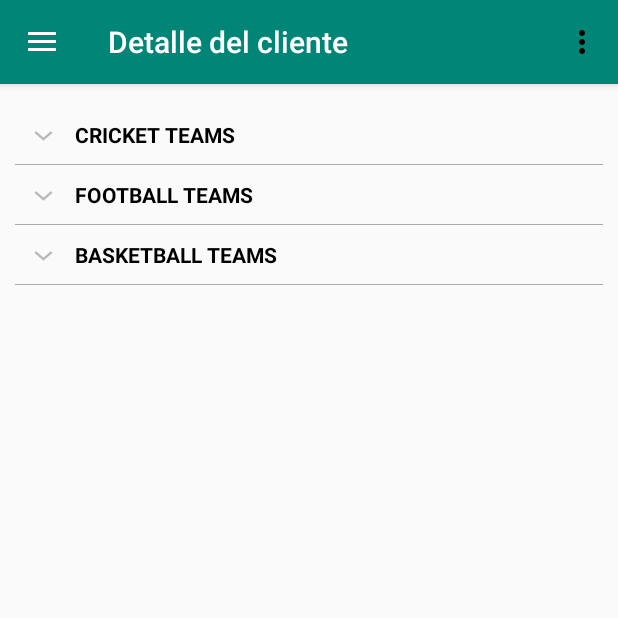
After one commit to git-developers/koketa-android, an Android app: the ClientDetailActivity screen opened directly, with no data from a screen before it, on a phone screen of 412 x 824 dp, the top half of it. The commit adds this screen. Run offline under Robolectric (Android 15) with nearby library versions, the phone set to English and light mode, and no system bars; our stand-ins replace ButterKnife.

Commit message:
Tianos said -> modifications made on: 2019-08-24 . 12:06:41

```diff
--- a/app/src/main/AndroidManifest.xml
+++ b/app/src/main/AndroidManifest.xml
@@ -36,6 +36,10 @@
             android:theme="@style/AppTheme.NoActionBar"
             android:screenOrientation="portrait" />
         <activity
+            android:name=".ui.activity.ClientDetailActivity"
+            android:theme="@style/AppTheme.NoActionBar"
+            android:screenOrientation="portrait" />
+        <activity
             android:name=".ui.activity.LoginActivity"
             android:theme="@style/AppTheme.NoActionBar"
             android:screenOrientation="portrait" />
--- a/app/src/main/java/com/tianos/koketa/ui/activity/BaseActivity.java
+++ b/app/src/main/java/com/tianos/koketa/ui/activity/BaseActivity.java
@@ -42,12 +42,6 @@ public class BaseActivity extends AppCompatActivity implements InterfaceKoketa,
     protected void onCreate(Bundle savedInstanceState) {
         super.onCreate(savedInstanceState);
         super.setContentView(R.layout.activity_main);
-
-//        initToolBar();
-
-//        toolbar = findViewById(R.id.toolbar);
-//        setSupportActionBar(toolbar);
-
 
     }
 
--- /dev/null
+++ b/app/src/main/java/com/tianos/koketa/ui/activity/ClientDetailActivity.java
@@ -0,0 +1,248 @@
+package com.tianos.koketa.ui.activity;
+
+import android.os.Bundle;
+import android.view.View;
+import android.widget.ExpandableListAdapter;
+import android.widget.ExpandableListView;
+import android.widget.Toast;
+
+import androidx.recyclerview.widget.LinearLayoutManager;
+import androidx.recyclerview.widget.RecyclerView;
+
+import com.tianos.koketa.R;
+import com.tianos.koketa.entity.Client;
+import com.tianos.koketa.ui.adapter.ClientAdapter;
+import com.tianos.koketa.ui.adapter.CustomExpandableListAdapter;
+import com.tianos.koketa.ui.interfaceKoketa.InterfaceKoketa2;
+
+import java.util.ArrayList;
+import java.util.HashMap;
+import java.util.List;
+
+import butterknife.BindView;
+
+public class ClientDetailActivity extends BaseActivity implements InterfaceKoketa2 {
+
+    ExpandableListView expandableListView;
+    ExpandableListAdapter expandableListAdapter;
+    List<String> expandableListTitle;
+    HashMap<String, List<String>> expandableListDetail;
+
+    @Override
+    protected void onCreate(Bundle savedInstanceState) {
+        super.onCreate(savedInstanceState);
+        setContentView(R.layout.activity_client_detail);
+
+        initSetup();
+        initToolBar();
+        initData();
+        navigationDrawer();
+
+
+
+
+
+        expandableListView = (ExpandableListView) findViewById(R.id.expandableListView);
+        expandableListDetail = getData();
+        expandableListTitle = new ArrayList<String>(expandableListDetail.keySet());
+        expandableListAdapter = new CustomExpandableListAdapter(this, expandableListTitle, expandableListDetail);
+        expandableListView.setAdapter(expandableListAdapter);
+        expandableListView.setOnGroupExpandListener(new ExpandableListView.OnGroupExpandListener() {
+
+            @Override
+            public void onGroupExpand(int groupPosition) {
+                Toast.makeText(getApplicationContext(),
+                        expandableListTitle.get(groupPosition) + " List Expanded.",
+                        Toast.LENGTH_SHORT).show();
+            }
+        });
+
+        expandableListView.setOnGroupCollapseListener(new ExpandableListView.OnGroupCollapseListener() {
+
+            @Override
+            public void onGroupCollapse(int groupPosition) {
+                Toast.makeText(getApplicationContext(),
+                        expandableListTitle.get(groupPosition) + " List Collapsed.",
+                        Toast.LENGTH_SHORT).show();
+
+            }
+        });
+
+        expandableListView.setOnChildClickListener(new ExpandableListView.OnChildClickListener() {
+            @Override
+            public boolean onChildClick(ExpandableListView parent, View v,
+                                        int groupPosition, int childPosition, long id) {
+                Toast.makeText(
+                        getApplicationContext(),
+                        expandableListTitle.get(groupPosition)
+                                + " -> "
+                                + expandableListDetail.get(
+                                expandableListTitle.get(groupPosition)).get(
+                                childPosition), Toast.LENGTH_SHORT
+                ).show();
+                return false;
+            }
+        });
+
+
+
+
+
+
+    }
+
+
+
+
+    public static HashMap<String, List<String>> getData() {
+        HashMap<String, List<String>> expandableListDetail = new HashMap<String, List<String>>();
+
+        List<String> cricket = new ArrayList<String>();
+        cricket.add("India");
+        cricket.add("Pakistan");
+        cricket.add("Australia");
+        cricket.add("England");
+        cricket.add("South Africa");
+
+        List<String> football = new ArrayList<String>();
+        football.add("Brazil");
+        football.add("Spain");
+        football.add("Germany");
+        football.add("Netherlands");
+        football.add("Italy");
+
+        List<String> basketball = new ArrayList<String>();
+        basketball.add("United States");
+        basketball.add("Spain");
+        basketball.add("Argentina");
+        basketball.add("France");
+        basketball.add("Russia");
+
+        expandableListDetail.put("CRICKET TEAMS", cricket);
+        expandableListDetail.put("FOOTBALL TEAMS", football);
+        expandableListDetail.put("BASKETBALL TEAMS", basketball);
+        return expandableListDetail;
+    }
+
+
+
+
+
+
+
+
+
+
+
+
+    @Override
+    public void initSetup() {
+        super.initSetup();
+
+    }
+
+    @Override
+    public void initToolBar() {
+        super.initToolBar();
+
+        toolbar.setTitle(R.string.clients_detail);
+        setSupportActionBar(toolbar);
+    }
+
+    @Override
+    public void initData() {
+
+
+
+
+        /*
+        hideMainLinearLayout();
+        Util.progressDialogShow(Detail1Activity.this, getString(R.string.processing));
+
+        Client user = PreferencesManager.getInstance(Detail1Activity.this).realmGetUser();
+
+        JsonObject json = new JsonObject();
+        json.addProperty(Constant.JSON_SESSION, user.getSession());
+        json.addProperty(Constant.JSON_NIVEL, user.getNivel());
+        json.addProperty(Constant.JSON_ORIGEN, user.getOrigen());
+        json.addProperty(Constant.JSON_PANEL, breadcrumb.getPanel());
+        json.addProperty(Constant.JSON_USER_CODE, breadcrumb.getUserCode());
+        json.addProperty(Constant.JSON_ID, Util.getUniqueID(Detail1Activity.this));
+
+        IntralotApplication.getInstance().getServices().avanceDelMesDetail1(json).
+        enqueue(new CustomCallback<ResponseWeb>(Detail1Activity.this){
+            @Override
+            public void onResponse(retrofit2.Call<ResponseWeb> call, Response<ResponseWeb> response) {
+                super.onResponse(call, response);
+
+                Util.progressDialogHide();
+                ResponseWeb responseWeb = response.body();
+
+                if (response.code() != 200 || !responseWeb.getStatus()) {
+                    Util.showDialog(
+                        Detail1Activity.this,
+                        getString(R.string.no_data),
+                        getString(R.string.close),
+                        new DialogInterface.OnClickListener() {
+                            @Override
+                            public void onClick(DialogInterface dialog, int which) {
+                                finish();
+                            }
+                        });
+                    return;
+                }
+
+                Procedure procedure = responseWeb.getAvanceDelMes();
+
+                if (procedure.getItem() == null) {
+                    showNoDataLayout();
+                    return;
+                }
+
+                showMainLinearLayout();
+                procedure.parseTable();
+                procedure.parseHeaderFooter();
+                procedure.parseTableDB();
+                procedure.parseHeaderFooterDB();
+
+                tvUserName.setText(breadcrumb.getUserName());
+                tvAyuda.setText(procedure.getAyuda());
+
+
+                RealmList<RealmString> header = procedure.getHeaderDB();
+                //tvHeader1.setText(Util.data(header, 0) + " y " + Util.data(header, 1));
+                tvHeader1.setText(Util.data(header, 1));
+                tvHeader2.setText(Util.data(header, 3));
+                tvHeader3.setText(Util.data(header, 4));
+                tvHeader4.setText(Util.data(header, 5));
+
+
+                BodyDetail1Adapter bodyAdapter = new BodyDetail1Adapter(Detail1Activity.this, procedure);
+                recyclerView.setAdapter(bodyAdapter);
+
+
+                RealmList<RealmString> footer = procedure.getFooterDB();
+                tvFooter1.setText(Util.data(footer, 0));
+                tvFooter2.setText(Util.data(footer, 1));
+                tvFooter3.setText(Util.data(footer, 2));
+                tvFooter4.setText(Util.data(footer, 3));
+
+
+                Drawable img = getBaseContext().getResources().getDrawable(R.drawable.ic_monetization_on_black_24dp);
+                img.setBounds(0, 0, 25, 25);
+                tvFooter1.setCompoundDrawables(img, null, null, null);
+                tvFooter1.setGravity(Gravity.CENTER);
+                //tvFooter1.setCompoundDrawablePadding(30);
+            }
+
+            @Override
+            public void onFailure(Call<ResponseWeb> call, Throwable t) {
+                super.onFailure(call, t);
+                showNoDataLayout();
+                Util.progressDialogHide();
+            }
+        });
+        */
+    }
+
+}
--- a/app/src/main/java/com/tianos/koketa/ui/activity/ProfileActivity.java
+++ b/app/src/main/java/com/tianos/koketa/ui/activity/ProfileActivity.java
@@ -1,7 +1,5 @@
 package com.tianos.koketa.ui.activity;
 
-import android.content.DialogInterface;
-import android.content.Intent;
 import android.os.Bundle;
 import android.view.View;
 import android.widget.ImageView;
@@ -10,13 +8,11 @@ import android.widget.RelativeLayout;
 import android.widget.TextView;
 
 import com.google.android.material.floatingactionbutton.FloatingActionButton;
-import com.google.android.material.snackbar.Snackbar;
 import com.tianos.koketa.R;
 import com.tianos.koketa.ui.interfaceKoketa.InterfaceKoketa;
 import com.tianos.koketa.util.dialog.DialogFragment;
 
 import butterknife.BindView;
-import butterknife.ButterKnife;
 
 
 public class ProfileActivity extends BaseActivity implements InterfaceKoketa {
@@ -89,7 +85,7 @@ public class ProfileActivity extends BaseActivity implements InterfaceKoketa {
         fab.setOnClickListener(new View.OnClickListener() {
             @Override
             public void onClick(View view) {
-                DialogFragment.dialog2(ProfileActivity.this);
+                DialogFragment.dialogChangePassword(ProfileActivity.this);
             }
         });
     }
--- /dev/null
+++ b/app/src/main/java/com/tianos/koketa/ui/adapter/CustomExpandableListAdapter.java
@@ -0,0 +1,104 @@
+package com.tianos.koketa.ui.adapter;
+
+import java.util.HashMap;
+import java.util.List;
+import android.content.Context;
+import android.graphics.Typeface;
+import android.view.LayoutInflater;
+import android.view.View;
+import android.view.ViewGroup;
+import android.widget.BaseExpandableListAdapter;
+import android.widget.TextView;
+
+import com.tianos.koketa.R;
+
+public class CustomExpandableListAdapter extends BaseExpandableListAdapter {
+
+    private Context context;
+    private List<String> expandableListTitle;
+    private HashMap<String, List<String>> expandableListDetail;
+
+    public CustomExpandableListAdapter(Context context, List<String> expandableListTitle,
+                                       HashMap<String, List<String>> expandableListDetail) {
+        this.context = context;
+        this.expandableListTitle = expandableListTitle;
+        this.expandableListDetail = expandableListDetail;
+    }
+
+    @Override
+    public Object getChild(int listPosition, int expandedListPosition) {
+        return this.expandableListDetail.get(this.expandableListTitle.get(listPosition))
+                .get(expandedListPosition);
+    }
+
+    @Override
+    public long getChildId(int listPosition, int expandedListPosition) {
+        return expandedListPosition;
+    }
+
+    @Override
+    public View getChildView(int listPosition, final int expandedListPosition,
+                             boolean isLastChild, View convertView, ViewGroup parent) {
+
+        final String expandedListText = (String) getChild(listPosition, expandedListPosition);
+
+        if (convertView == null) {
+            LayoutInflater layoutInflater = (LayoutInflater) this.context
+                    .getSystemService(Context.LAYOUT_INFLATER_SERVICE);
+            convertView = layoutInflater.inflate(R.layout.list_item, null);
+        }
+
+        TextView expandedListTextView = (TextView) convertView.findViewById(R.id.expandedListItem);
+        expandedListTextView.setText(expandedListText);
+
+        return convertView;
+    }
+
+    @Override
+    public int getChildrenCount(int listPosition) {
+        return this.expandableListDetail.get(this.expandableListTitle.get(listPosition)).size();
+    }
+
+    @Override
+    public Object getGroup(int listPosition) {
+        return this.expandableListTitle.get(listPosition);
+    }
+
+    @Override
+    public int getGroupCount() {
+        return this.expandableListTitle.size();
+    }
+
+    @Override
+    public long getGroupId(int listPosition) {
+        return listPosition;
+    }
+
+    @Override
+    public View getGroupView(int listPosition, boolean isExpanded, View convertView, ViewGroup parent) {
+
+        String listTitle = (String) getGroup(listPosition);
+
+        if (convertView == null) {
+            LayoutInflater layoutInflater = (LayoutInflater) this.context.
+                    getSystemService(Context.LAYOUT_INFLATER_SERVICE);
+            convertView = layoutInflater.inflate(R.layout.list_group, null);
+        }
+
+        TextView listTitleTextView = (TextView) convertView.findViewById(R.id.listTitle);
+        listTitleTextView.setTypeface(null, Typeface.BOLD);
+        listTitleTextView.setText(listTitle);
+
+        return convertView;
+    }
+
+    @Override
+    public boolean hasStableIds() {
+        return false;
+    }
+
+    @Override
+    public boolean isChildSelectable(int listPosition, int expandedListPosition) {
+        return true;
+    }
+}
--- /dev/null
+++ b/app/src/main/res/drawable/ic_exit_to_app_black_24dp.xml
@@ -0,0 +1,9 @@
+<vector xmlns:android="http://schemas.android.com/apk/res/android"
+        android:width="24dp"
+        android:height="24dp"
+        android:viewportWidth="24.0"
+        android:viewportHeight="24.0">
+    <path
+        android:fillColor="#FF000000"
+        android:pathData="M10.09,15.59L11.5,17l5,-5 -5,-5 -1.41,1.41L12.67,11H3v2h9.67l-2.58,2.59zM19,3H5c-1.11,0 -2,0.9 -2,2v4h2V5h14v14H5v-4H3v4c0,1.1 0.89,2 2,2h14c1.1,0 2,-0.9 2,-2V5c0,-1.1 -0.9,-2 -2,-2z"/>
+</vector>
--- /dev/null
+++ b/app/src/main/res/drawable/ic_more_vert_black_24dp.xml
@@ -0,0 +1,9 @@
+<vector xmlns:android="http://schemas.android.com/apk/res/android"
+        android:width="24dp"
+        android:height="24dp"
+        android:viewportWidth="24.0"
+        android:viewportHeight="24.0">
+    <path
+        android:fillColor="#FF000000"
+        android:pathData="M12,8c1.1,0 2,-0.9 2,-2s-0.9,-2 -2,-2 -2,0.9 -2,2 0.9,2 2,2zM12,10c-1.1,0 -2,0.9 -2,2s0.9,2 2,2 2,-0.9 2,-2 -0.9,-2 -2,-2zM12,16c-1.1,0 -2,0.9 -2,2s0.9,2 2,2 2,-0.9 2,-2 -0.9,-2 -2,-2z"/>
+</vector>
--- /dev/null
+++ b/app/src/main/res/drawable/ic_tune_black_24dp.xml
@@ -0,0 +1,9 @@
+<vector xmlns:android="http://schemas.android.com/apk/res/android"
+        android:width="24dp"
+        android:height="24dp"
+        android:viewportWidth="24.0"
+        android:viewportHeight="24.0">
+    <path
+        android:fillColor="#FF000000"
+        android:pathData="M3,17v2h6v-2L3,17zM3,5v2h10L13,5L3,5zM13,21v-2h8v-2h-8v-2h-2v6h2zM7,9v2L3,11v2h4v2h2L9,9L7,9zM21,13v-2L11,11v2h10zM15,9h2L17,7h4L21,5h-4L17,3h-2v6z"/>
+</vector>
--- /dev/null
+++ b/app/src/main/res/layout/activity_client_detail.xml
@@ -0,0 +1,36 @@
+<?xml version="1.0" encoding="utf-8"?>
+
+<LinearLayout
+    xmlns:android="http://schemas.android.com/apk/res/android"
+    xmlns:app="http://schemas.android.com/apk/res-auto"
+    xmlns:tools="http://schemas.android.com/tools"
+    android:layout_width="match_parent"
+    android:layout_height="match_parent"
+    android:orientation="vertical"
+    tools:context=".ui.activity.ClientDetailActivity">
+
+    <include
+        android:visibility="gone"
+        layout="@layout/layout_no_data" />
+
+    <LinearLayout
+        android:id="@+id/ll_main"
+        android:layout_width="match_parent"
+        android:layout_height="match_parent"
+        android:layout_marginTop="@dimen/dim_10"
+        android:layout_marginLeft="@dimen/dim_10"
+        android:layout_marginRight="@dimen/dim_10"
+        android:layout_marginBottom="@dimen/dim_10"
+        android:orientation="vertical">
+
+        <ExpandableListView
+            android:id="@+id/expandableListView"
+            android:layout_height="match_parent"
+            android:layout_width="match_parent"
+            android:indicatorLeft="?android:attr/expandableListPreferredItemIndicatorLeft"
+            android:divider="@android:color/darker_gray"
+            android:dividerHeight="0.5dp" />
+
+    </LinearLayout>
+
+</LinearLayout>
--- /dev/null
+++ b/app/src/main/res/layout/list_group.xml
@@ -0,0 +1,14 @@
+<?xml version="1.0" encoding="utf-8"?>
+
+<LinearLayout xmlns:android="http://schemas.android.com/apk/res/android"
+    android:orientation="vertical" android:layout_width="match_parent"
+    android:layout_height="match_parent">
+    <TextView
+        android:id="@+id/listTitle"
+        android:layout_width="fill_parent"
+        android:layout_height="wrap_content"
+        android:paddingLeft="?android:attr/expandableListPreferredItemPaddingLeft"
+        android:textColor="@android:color/black"
+        android:paddingTop="10dp"
+        android:paddingBottom="10dp" />
+</LinearLayout>
--- a/app/src/main/res/menu/main.xml
+++ b/app/src/main/res/menu/main.xml
@@ -4,24 +4,24 @@
     xmlns:app="http://schemas.android.com/apk/res-auto">
     <item
         android:id="@+id/action_more"
-        android:icon="@drawable/ic_android_black_24dp"
+        android:icon="@drawable/ic_more_vert_black_24dp"
         android:title=""
         app:showAsAction="always">
         <menu>
             <item
                 android:id="@+id/action_add_contact"
                 android:icon="@drawable/ic_android_black_24dp"
-                android:title="Add contact"
+                android:title="Test"
                 app:showAsAction="ifRoom" />
             <item
                 android:id="@+id/action_settings"
-                android:icon="@drawable/ic_android_black_24dp"
+                android:icon="@drawable/ic_tune_black_24dp"
                 android:title="Settings"
                 app:showAsAction="ifRoom" />
             <item
                 android:id="@+id/action_logout"
-                android:icon="@drawable/ic_android_black_24dp"
-                android:title="About us"
+                android:icon="@drawable/ic_exit_to_app_black_24dp"
+                android:title="LogOut"
                 app:showAsAction="ifRoom" />
         </menu>
     </item>
--- a/app/src/main/res/values/strings.xml
+++ b/app/src/main/res/values/strings.xml
@@ -32,6 +32,8 @@
     <string name="dashboard">Dashboard</string>
     <string name="not_available">no disponible</string>
     <string name="dummy">dummy</string>
+    <string name="close">Cerrar</string>
+    <string name="clients_detail">Detalle del cliente</string>
     <string name="clients_list">Lista de clientes</string>
     <string name="empty_code">Ingrese su código.</string>
     <string name="empty_password">Ingresa tu contraseña.</string>
```
Also changed, not shown: app/src/main/java/com/tianos/koketa/ui/activity/LoginActivity.java (+5 -12 lines), app/src/main/java/com/tianos/koketa/ui/adapter/ClientAdapter.java (+41 -2 lines), app/src/main/java/com/tianos/koketa/util/dialog/DialogFragment.java (+10 -14 lines), app/src/main/res/layout/activity_login.xml (+14 -9 lines), app/src/main/res/layout/list_item.xml (added, +13 -0 lines), app/src/main/res/layout/row_client.xml (+20 -8 lines), app/src/main/res/values/colors.xml (+5 -3 lines).
